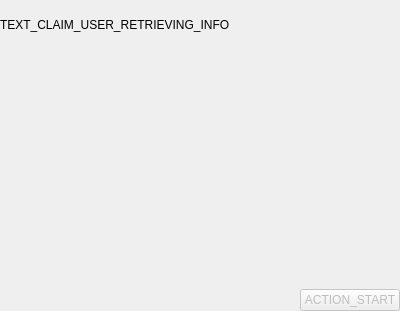
Old version of the form parsec/core/gui/forms/claim_user_instructions_widget.ui in the repository Scille/parsec-cloud.
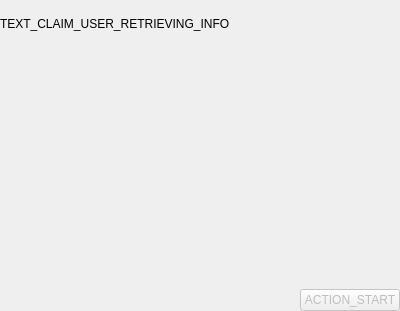
New version of the form. Custom widgets are drawn as their Qt base class.

Commit message: [GUI] Improve messages for greet/claim

Diff of the .ui file:
```diff
--- a/parsec/core/gui/forms/claim_user_instructions_widget.ui
+++ b/parsec/core/gui/forms/claim_user_instructions_widget.ui
@@ -43,6 +43,9 @@
      <property name="text">
       <string>TEXT_CLAIM_USER_RETRIEVING_INFO</string>
      </property>
+     <property name="textFormat">
+      <enum>Qt::RichText</enum>
+     </property>
      <property name="wordWrap">
       <bool>true</bool>
      </property>
```
The commit also changes 5 other files.
